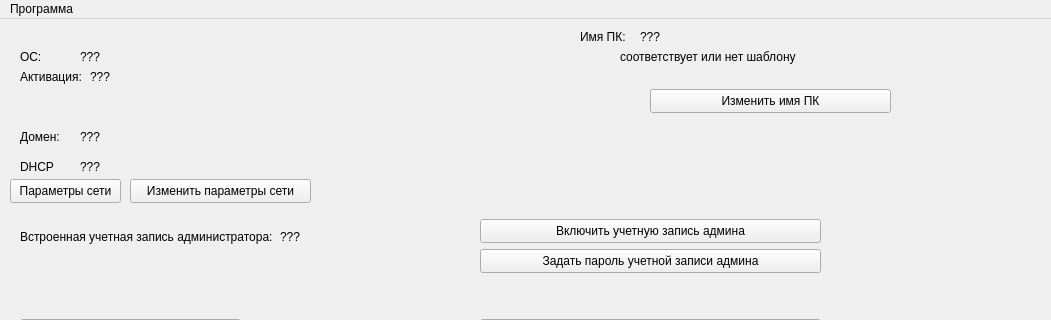
Qt form design_ui/main.ui (BagaJimbildan/LAS_SibSIU) before a commit; both pictures show x 0 to 1051 and y 0 to 320 of the 1051 by 596 pixel window.
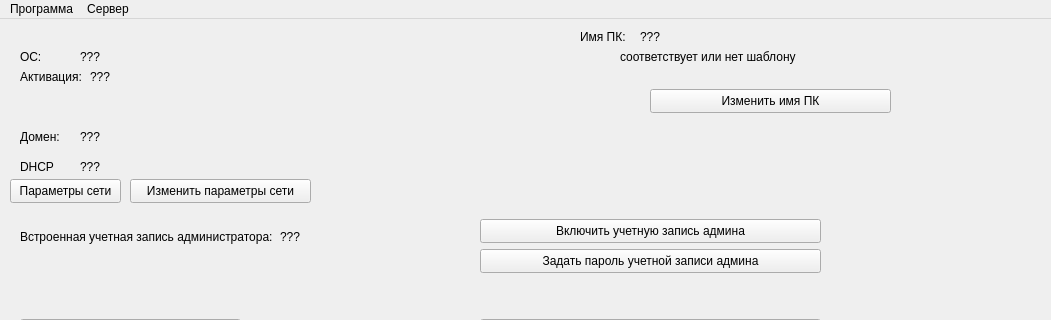
The same form after that commit.

The edit to the form file:
```diff
--- a/design_ui/main.ui
+++ b/design_ui/main.ui
@@ -329,7 +329,16 @@
     </property>
     <addaction name="add_path"/>
    </widget>
+   <widget class="QMenu" name="menu_server">
+    <property name="title">
+     <string>Сервер</string>
+    </property>
+    <addaction name="separator"/>
+    <addaction name="info_server"/>
+    <addaction name="disconnect"/>
+   </widget>
    <addaction name="menu_programm"/>
+   <addaction name="menu_server"/>
   </widget>
   <widget class="QStatusBar" name="statusbar"/>
   <action name="action">
```
Left out of the diff: 10 changed lines with no effect on the pictures.
